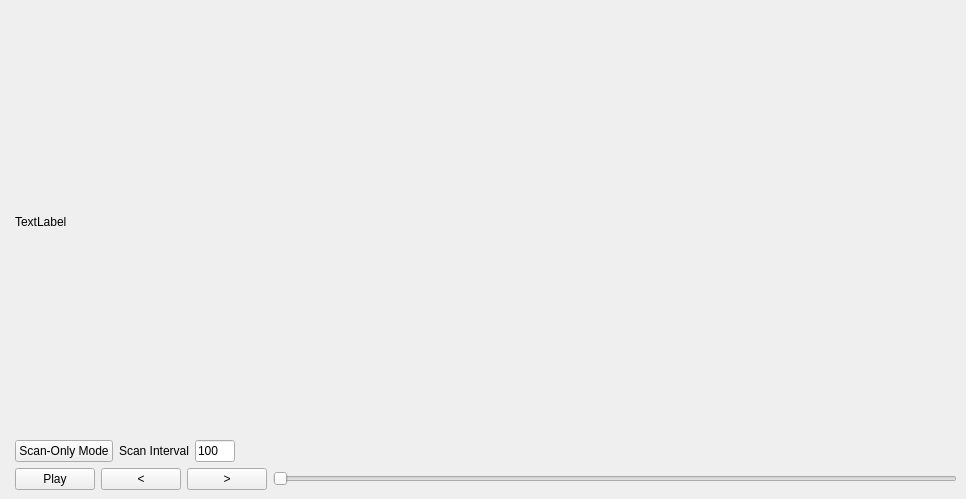
iamkevinzhao/Liver6D, file pclviewer.ui: the form before one commit.
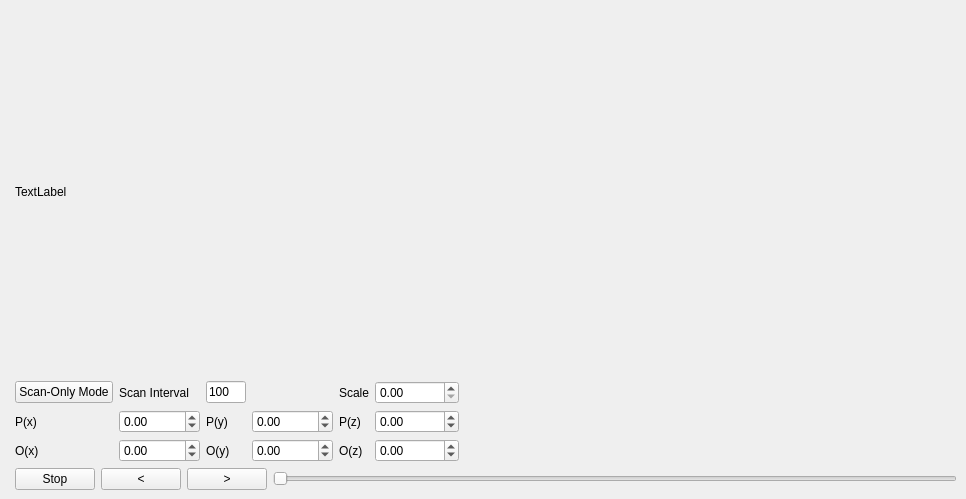
The form after the commit. Custom widgets are drawn as their Qt base class.

Diff of the .ui file:
```diff
--- a/pclviewer.ui
+++ b/pclviewer.ui
@@ -56,6 +56,46 @@
             </property>
            </widget>
           </item>
+          <item row="2" column="7">
+           <widget class="QDoubleSpinBox" name="oy">
+            <property name="minimum">
+             <double>-99999.000000000000000</double>
+            </property>
+            <property name="maximum">
+             <double>99999.000000000000000</double>
+            </property>
+           </widget>
+          </item>
+          <item row="2" column="1">
+           <widget class="QDoubleSpinBox" name="ox">
+            <property name="minimum">
+             <double>-99999.000000000000000</double>
+            </property>
+            <property name="maximum">
+             <double>99999.000000000000000</double>
+            </property>
+           </widget>
+          </item>
+          <item row="1" column="8">
+           <widget class="QLabel" name="label_3">
+            <property name="text">
+             <string>P(z)</string>
+            </property>
+           </widget>
+          </item>
+          <item row="0" column="2">
+           <widget class="QLineEdit" name="ScanIntervalEdit">
+            <property name="maximumSize">
+             <size>
+              <width>40</width>
+              <height>16777215</height>
+             </size>
+            </property>
+            <property name="text">
+             <string>100</string>
+            </property>
+           </widget>
+          </item>
           <item row="0" column="0">
            <widget class="QPushButton" name="VideoModeButton">
             <property name="text">
@@ -63,8 +103,83 @@
             </property>
            </widget>
           </item>
-          <item row="0" column="3">
-           <spacer name="horizontalSpacer">
+          <item row="2" column="0">
+           <widget class="QLabel" name="label_4">
+            <property name="text">
+             <string>O(x)</string>
+            </property>
+           </widget>
+          </item>
+          <item row="1" column="1">
+           <widget class="QDoubleSpinBox" name="px">
+            <property name="minimum">
+             <double>-99999.000000000000000</double>
+            </property>
+            <property name="maximum">
+             <double>99999.000000000000000</double>
+            </property>
+           </widget>
+          </item>
+          <item row="2" column="8">
+           <widget class="QLabel" name="label_6">
+            <property name="text">
+             <string>O(z)</string>
+            </property>
+           </widget>
+          </item>
+          <item row="1" column="0">
+           <widget class="QLabel" name="label">
+            <property name="text">
+             <string>P(x)</string>
+            </property>
+           </widget>
+          </item>
+          <item row="1" column="7">
+           <widget class="QDoubleSpinBox" name="py">
+            <property name="minimum">
+             <double>-99999.000000000000000</double>
+            </property>
+            <property name="maximum">
+             <double>99999.000000000000000</double>
+            </property>
+           </widget>
+          </item>
+          <item row="1" column="9">
+           <widget class="QDoubleSpinBox" name="pz">
+            <property name="minimum">
+             <double>-99999.000000000000000</double>
+            </property>
+            <property name="maximum">
+             <double>99999.000000000000000</double>
+            </property>
+           </widget>
+          </item>
+          <item row="2" column="9">
+           <widget class="QDoubleSpinBox" name="oz">
+            <property name="minimum">
+             <double>-99999.000000000000000</double>
+            </property>
+            <property name="maximum">
+             <double>99999.000000000000000</double>
+            </property>
+           </widget>
+          </item>
+          <item row="1" column="2">
+           <widget class="QLabel" name="label_2">
+            <property name="text">
+             <string>P(y)</string>
+            </property>
+           </widget>
+          </item>
+          <item row="2" column="2">
+           <widget class="QLabel" name="label_5">
+            <property name="text">
+             <string>O(y)</string>
+            </property>
+           </widget>
+          </item>
+          <item row="1" column="16">
+           <spacer name="horizontalSpacer_2">
             <property name="orientation">
              <enum>Qt::Horizontal</enum>
             </property>
@@ -76,16 +191,20 @@
             </property>
            </spacer>
           </item>
-          <item row="0" column="2">
-           <widget class="QLineEdit" name="ScanIntervalEdit">
-            <property name="maximumSize">
-             <size>
-              <width>40</width>
-              <height>16777215</height>
-             </size>
-            </property>
+          <item row="0" column="8">
+           <widget class="QLabel" name="label_7">
             <property name="text">
-             <string>100</string>
+             <string>Scale</string>
+            </property>
+           </widget>
+          </item>
+          <item row="0" column="9">
+           <widget class="QDoubleSpinBox" name="scale">
+            <property name="maximum">
+             <double>99990000.000000000000000</double>
+            </property>
+            <property name="singleStep">
+             <double>0.010000000000000</double>
             </property>
            </widget>
           </item>
@@ -96,7 +215,7 @@
           <item>
            <widget class="QPushButton" name="PlayButton">
             <property name="text">
-             <string>Play</string>
+             <string>Stop</string>
             </property>
            </widget>
           </item>
```
